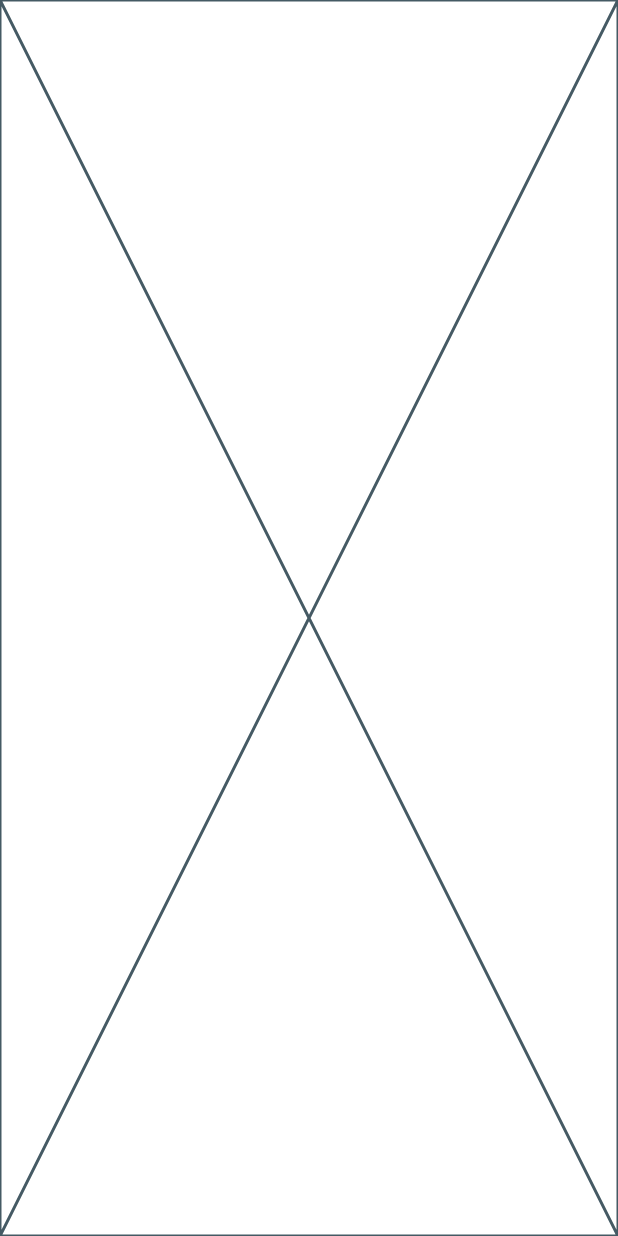
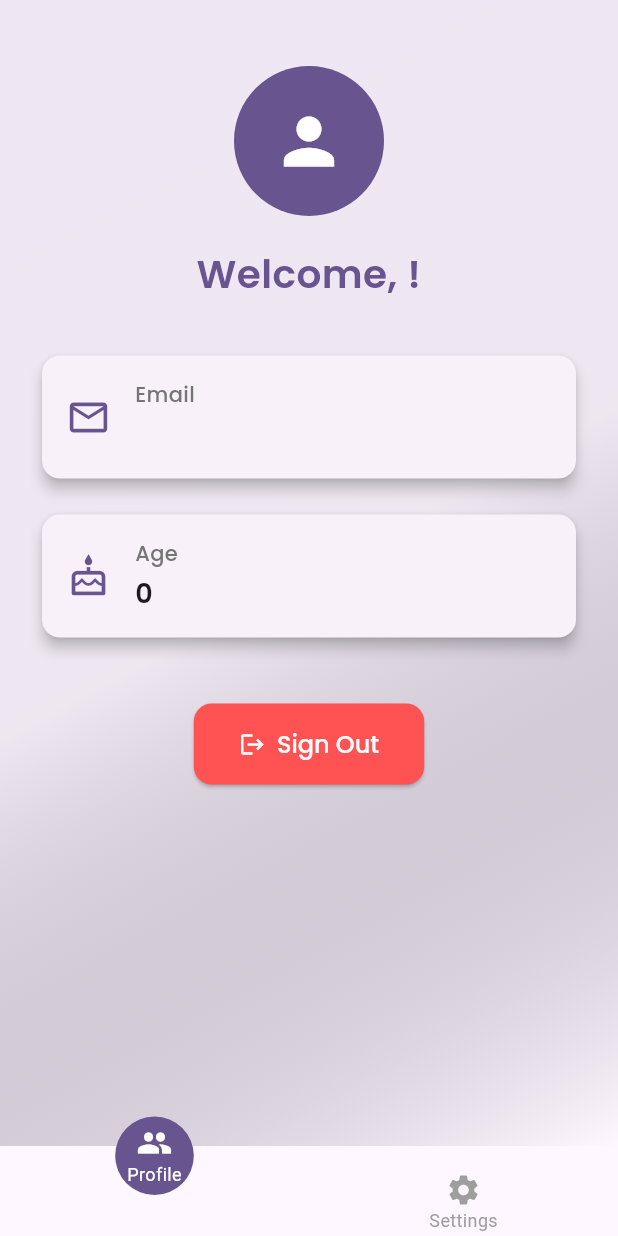
Before and after one commit to ombhut175/demo_flutter, a Flutter app: the screen it shows once a user with an empty profile is signed in, on a phone screen of 412 x 824 dp. Run offline on Flutter 3.47's test engine with Material 3 defaults, Android fonts, the phone set to English and light mode, and no system bars; drawn by our look-alikes of curved_navigation_bar; our stand-ins replace cloud_firestore, firebase_auth, firebase_core, flutter_easyloading, google_fonts; accounts and stored records are empty.

Commit message:
feat(home): add home screen with navigation and profile/settings tabs
This commit introduces a new home screen with a curved navigation bar, allowing users to switch between profile and settings tabs. It also includes the addition of new dependencies (curved_navigation_bar and google_fonts) to support the UI enhancements. The home screen now replaces the placeholder previously used for authenticated users.

```diff
--- a/lib/main.dart
+++ b/lib/main.dart
@@ -1,5 +1,6 @@
 import 'package:demo_flutter/auth/sign_up.dart';
 import 'package:demo_flutter/firebase_options.dart';
+import 'package:demo_flutter/pages/home.dart';
 import 'package:demo_flutter/utils/ui.dart';
 import 'package:firebase_auth/firebase_auth.dart';
 import 'package:firebase_core/firebase_core.dart';
@@ -57,14 +58,12 @@ class MyApp extends StatelessWidget {
       home: StreamBuilder(
         stream: FirebaseAuth.instance.authStateChanges(),
         builder: (context, snapshot) {
-          print("::: main stream builder :::");
-          print(snapshot);
 
           if (snapshot.connectionState == ConnectionState.waiting) {
             return getCircularProgressIndicator();
           }
           if (snapshot.hasData) {
-            return const Placeholder();
+            return const Home();
           }
           return const SignUpPage();
         },
--- a/lib/pages/home.dart
+++ b/lib/pages/home.dart
@@ -0,0 +1,118 @@
+import 'package:demo_flutter/pages/tabs/profile.dart';
+import 'package:demo_flutter/pages/tabs/settings.dart';
+import 'package:flutter/material.dart';
+import 'package:curved_navigation_bar/curved_navigation_bar.dart';
+
+class Home extends StatefulWidget {
+  final bool isCloudUser;
+
+  const Home({super.key, this.isCloudUser = false});
+
+  @override
+  State<Home> createState() =>
+      _HomeState();
+}
+
+class _HomeState
+    extends State<Home>
+    with SingleTickerProviderStateMixin {
+  int _selectedIndex = 0;
+  late PageController _pageController;
+  late AnimationController _animationController;
+  late List<Widget> _pages = [];
+
+
+
+  @override
+  void initState() {
+    super.initState();
+    _pageController = PageController(initialPage: _selectedIndex);
+    _animationController = AnimationController(
+      vsync: this,
+      duration: const Duration(milliseconds: 300),
+    );
+
+    _pages = [
+      Profile(),
+      Settings(),
+    ];
+  }
+
+  @override
+  void dispose() {
+    _pageController.dispose();
+    _animationController.dispose();
+    super.dispose();
+  }
+
+  void _onItemTapped(int index) {
+    setState(() {
+      _selectedIndex = index;
+      _pageController.animateToPage(
+        index,
+        duration: const Duration(milliseconds: 300),
+        curve: Curves.easeInOut,
+      );
+    });
+    _animationController.reset();
+    _animationController.forward();
+  }
+
+  @override
+  Widget build(BuildContext context) {
+    final theme = Theme.of(context);
+    final primaryColor = theme.primaryColor;
+
+    return Scaffold(
+      body: PageView(
+        controller: _pageController,
+        children: _pages,
+        onPageChanged: (index) {
+          setState(() => _selectedIndex = index);
+        },
+      ),
+      bottomNavigationBar: CurvedNavigationBar(
+        index: _selectedIndex,
+        height: 60,
+        items: <Widget>[
+          // First item: Users
+          Column(
+            mainAxisSize: MainAxisSize.min,
+            mainAxisAlignment: MainAxisAlignment.center,
+            children: [
+              Icon(Icons.people,
+                  color: _selectedIndex == 0 ? Colors.white : Colors.grey),
+              Text(
+                'Profile',
+                style: TextStyle(
+                    color: _selectedIndex == 0 ? Colors.white : Colors.grey,
+                    fontSize: 12),
+              ),
+            ],
+          ),
+          // Second item: Favorites
+          Column(
+            mainAxisSize: MainAxisSize.min,
+            mainAxisAlignment: MainAxisAlignment.center,
+            children: [
+              Icon(Icons.settings,
+                  color: _selectedIndex == 1 ? Colors.white : Colors.grey),
+              Text(
+                'Settings',
+                style: TextStyle(
+                    color: _selectedIndex == 1 ? Colors.white : Colors.grey,
+                    fontSize: 12),
+              ),
+            ],
+          ),
+        ],
+        color: theme.cardColor,
+        buttonBackgroundColor: primaryColor,
+        backgroundColor: theme.scaffoldBackgroundColor,
+        animationCurve: Curves.easeInOut,
+        animationDuration: const Duration(milliseconds: 300),
+        onTap: _onItemTapped,
+      ),
+    );
+  }
+}
--- /dev/null
+++ b/lib/pages/tabs/profile.dart
@@ -0,0 +1,231 @@
+import 'package:cloud_firestore/cloud_firestore.dart';
+import 'package:demo_flutter/services/functions/authFunctions.dart';
+import 'package:demo_flutter/utils/string_const.dart';
+import 'package:firebase_auth/firebase_auth.dart';
+import 'package:flutter/material.dart';
+import 'package:google_fonts/google_fonts.dart';
+
+class Profile extends StatefulWidget {
+  const Profile({super.key});
+
+  @override
+  State<Profile> createState() => _ProfileState();
+}
+
+class _ProfileState extends State<Profile> {
+  Future<void> _handleSignOut() async {
+    final bool? confirmSignOut = await showDialog<bool>(
+      context: context,
+      builder: (BuildContext context) {
+        return AlertDialog(
+          title: Text('Confirm Sign Out', style: GoogleFonts.poppins()),
+          content: Text('Are you sure you want to sign out?',
+              style: GoogleFonts.poppins()),
+          actions: <Widget>[
+            TextButton(
+              child: Text('Cancel', style: GoogleFonts.poppins()),
+              onPressed: () {
+                Navigator.of(context).pop(false);
+              },
+            ),
+            TextButton(
+              child: Text('Sign Out',
+                  style: GoogleFonts.poppins(color: Colors.redAccent)),
+              onPressed: () async {
+                await handleSignOut(context);
+              },
+            ),
+          ],
+        );
+      },
+    );
+
+    if (confirmSignOut == true) {
+      // User confirmed sign out, handle the rest of the logic here
+      // For example, you can call FirebaseAuth.instance.signOut()
+      // and navigate to the login screen.
+      print('User confirmed sign out');
+      // Add your sign-out logic here
+    }
+  }
+
+  @override
+  Widget build(BuildContext context) {
+    final ThemeData theme = Theme.of(context);
+    final Color primaryColor = theme.colorScheme.primary;
+    final Color onPrimaryColor = theme.colorScheme.onPrimary;
+    final Color secondaryColor = theme.colorScheme.secondary;
+
+    return StreamBuilder<DocumentSnapshot<Map<String, dynamic>>>(
+      stream: FirebaseFirestore.instance
+          .collection(FireStoreConstants.COLLECTION_USERS)
+          .doc(FirebaseAuth.instance.currentUser!.uid)
+          .snapshots(),
+      builder: (context, snapshot) {
+        if (snapshot.connectionState == ConnectionState.waiting) {
+          return Center(
+            child: Column(
+              mainAxisAlignment: MainAxisAlignment.center,
+              children: [
+                CircularProgressIndicator(color: primaryColor),
+                const SizedBox(height: 16),
+                Text('Loading profile...',
+                    style: GoogleFonts.poppins(
+                        fontSize: 16, color: Colors.grey[700])),
+              ],
+            ),
+          );
+        }
+
+        if (snapshot.hasError) {
+          return _buildErrorState('Error: ${snapshot.error}', theme);
+        }
+
+        if (!snapshot.hasData || !snapshot.data!.exists) {
+          return _buildErrorState('User data not found.', theme,
+              icon: Icons.person_off_outlined);
+        }
+
+        final userData = snapshot.data!.data()!;
+        final String name = userData[FireStoreConstants.NAME] ?? 'N/A';
+        final String email = userData[FireStoreConstants.EMAIL] ?? 'N/A';
+        final int age = userData[FireStoreConstants.AGE] ?? 0;
+
+        return Container(
+          decoration: BoxDecoration(
+            gradient: LinearGradient(
+              colors: [
+                primaryColor.withOpacity(0.1),
+                secondaryColor.withOpacity(0.1),
+                theme.colorScheme.background
+              ],
+              begin: Alignment.topLeft,
+              end: Alignment.bottomRight,
+            ),
+          ),
+          child: SingleChildScrollView(
+            padding: const EdgeInsets.all(24.0),
+            child: Column(
+              crossAxisAlignment: CrossAxisAlignment.center,
+              children: <Widget>[
+                const SizedBox(height: 20),
+                CircleAvatar(
+                  radius: 50,
+                  backgroundColor: primaryColor,
+                  child: Icon(Icons.person, size: 50, color: onPrimaryColor),
+                ),
+                const SizedBox(height: 20),
+                Text(
+                  'Welcome, $name!',
+                  textAlign: TextAlign.center,
+                  style: GoogleFonts.poppins(
+                    fontSize: 26,
+                    fontWeight: FontWeight.w600,
+                    color: primaryColor,
+                  ),
+                ),
+                const SizedBox(height: 32),
+                _buildInfoCard(
+                  icon: Icons.email_outlined,
+                  title: 'Email',
+                  value: email,
+                  theme: theme,
+                ),
+                const SizedBox(height: 16),
+                _buildInfoCard(
+                  icon: Icons.cake_outlined,
+                  title: 'Age',
+                  value: age.toString(),
+                  theme: theme,
+                ),
+                const SizedBox(height: 40),
+                ElevatedButton.icon(
+                  icon: Icon(Icons.logout, color: onPrimaryColor),
+                  label: Text('Sign Out',
+                      style: GoogleFonts.poppins(
+                          color: onPrimaryColor, fontWeight: FontWeight.w500)),
+                  style: ElevatedButton.styleFrom(
+                    backgroundColor: Colors.redAccent,
+                    padding: const EdgeInsets.symmetric(
+                        horizontal: 30, vertical: 15),
+                    textStyle: GoogleFonts.poppins(fontSize: 16),
+                    shape: RoundedRectangleBorder(
+                      borderRadius: BorderRadius.circular(12),
+                    ),
+                  ),
+                  onPressed: _handleSignOut,
+                ),
+              ],
+            ),
+          ),
+        );
+      },
+    );
+  }
+
+  Widget _buildErrorState(String message, ThemeData theme,
+      {IconData icon = Icons.error_outline}) {
+    return Center(
+      child: Padding(
+        padding: const EdgeInsets.all(24.0),
+        child: Column(
+          mainAxisAlignment: MainAxisAlignment.center,
+          children: [
+            Icon(icon, color: Colors.redAccent, size: 70),
+            const SizedBox(height: 20),
+            Text(
+              message,
+              textAlign: TextAlign.center,
+              style: GoogleFonts.poppins(
+                  fontSize: 18, color: Colors.redAccent.withOpacity(0.9)),
+            ),
+          ],
+        ),
+      ),
+    );
+  }
+
+  Widget _buildInfoCard(
+      {required IconData icon,
+      required String title,
+      required String value,
+      required ThemeData theme}) {
+    return Card(
+      elevation: 4,
+      shape: RoundedRectangleBorder(borderRadius: BorderRadius.circular(12)),
+      child: Padding(
+        padding: const EdgeInsets.all(16.0),
+        child: Row(
+          children: <Widget>[
+            Icon(icon, size: 30, color: theme.colorScheme.primary),
+            const SizedBox(width: 16),
+            Expanded(
+              child: Column(
+                crossAxisAlignment: CrossAxisAlignment.start,
+                children: [
+                  Text(
+                    title,
+                    style: GoogleFonts.poppins(
+                      fontSize: 14,
+                      fontWeight: FontWeight.w500,
+                      color: Colors.grey[600],
+                    ),
+                  ),
+                  const SizedBox(height: 4),
+                  Text(
+                    value,
+                    style: GoogleFonts.poppins(
+                      fontSize: 18,
+                      fontWeight: FontWeight.w600,
+                      color: theme.textTheme.bodyLarge?.color,
+                    ),
+                  ),
+                ],
+              ),
+            ),
+          ],
+        ),
+      ),
+    );
+  }
+}
--- /dev/null
+++ b/lib/pages/tabs/settings.dart
@@ -0,0 +1,12 @@
+import 'package:flutter/cupertino.dart';
+
+class Settings extends StatelessWidget {
+  //note this is a dummy screen
+
+  const Settings({super.key});
+
+  @override
+  Widget build(BuildContext context) {
+    return const Placeholder();
+  }
+}
--- a/pubspec.yaml
+++ b/pubspec.yaml
@@ -38,6 +38,8 @@ dependencies:
   firebase_auth: ^5.5.3
   cloud_firestore: ^5.6.7
   flutter_easyloading: ^3.0.5
+  curved_navigation_bar: ^1.0.6
+  google_fonts: ^6.2.1
 
 dev_dependencies:
   flutter_test:
```
Also changed, not shown: pubspec.lock, 1 other file.
